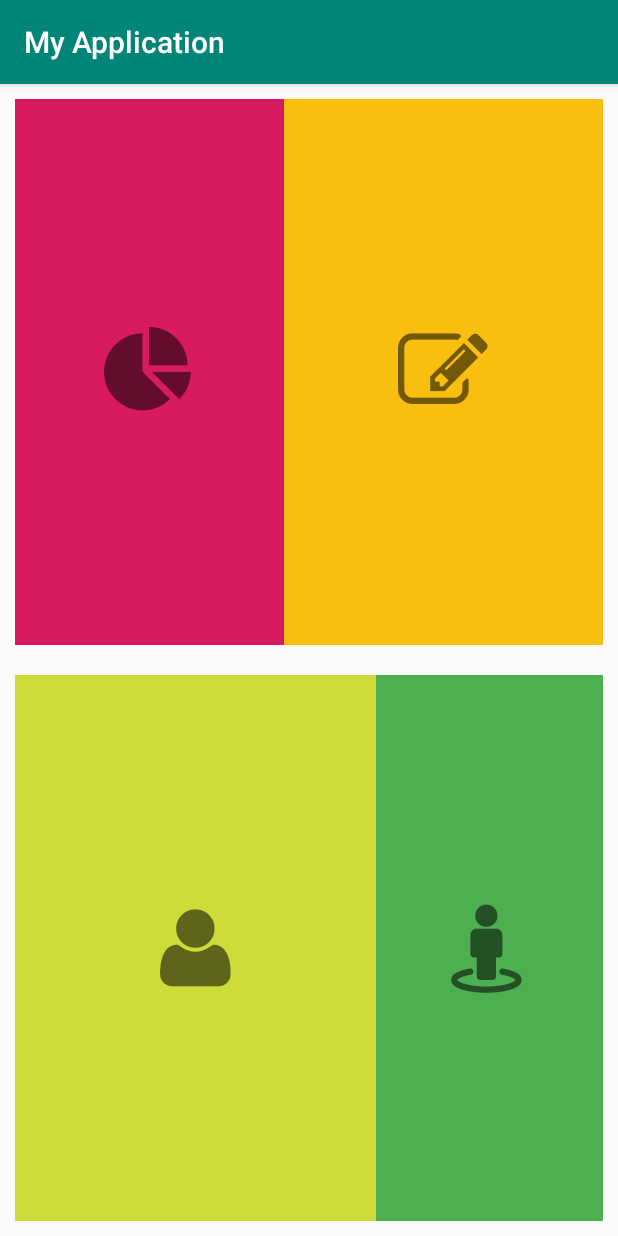
After one commit to reymesson1/septimoejercicio-android, an Android app: the SecondActivity screen opened directly, with no data from a screen before it, on a phone screen of 412 x 824 dp. The commit adds this screen. Run offline under Robolectric (Android 15) with nearby library versions, the phone set to English and light mode, and no system bars.

Commit message:
Font awesome implement

```diff
--- a/MyApplication3/app/build.gradle
+++ b/MyApplication3/app/build.gradle
@@ -24,7 +24,7 @@ android {
 
 dependencies {
     implementation fileTree(dir: 'libs', include: ['*.jar'])
-    implementation"org.jetbrains.kotlin:kotlin-stdlib-jdk7:$kotlin_version"
+    implementation "org.jetbrains.kotlin:kotlin-stdlib-jdk7:$kotlin_version"
     implementation 'com.android.support:appcompat-v7:27.1.1'
     implementation 'com.android.support.constraint:constraint-layout:1.1.3'
     implementation 'com.squareup.okhttp3:okhttp:3.12.1'
--- a/MyApplication3/app/src/main/AndroidManifest.xml
+++ b/MyApplication3/app/src/main/AndroidManifest.xml
@@ -1,6 +1,8 @@
 <?xml version="1.0" encoding="utf-8"?>
 <manifest xmlns:android="http://schemas.android.com/apk/res/android"
           package="com.example.myapplication">
+
+    <uses-permission android:name="android.permission.INTERNET"/>
 
     <application
             android:allowBackup="true"
@@ -9,6 +11,8 @@
             android:roundIcon="@mipmap/ic_launcher_round"
             android:supportsRtl="true"
             android:theme="@style/AppTheme">
+        <activity android:name=".SecondActivity">
+        </activity>
         <activity android:name=".MainActivity">
             <intent-filter>
                 <action android:name="android.intent.action.MAIN"/>
@@ -18,6 +22,4 @@
         </activity>
     </application>
 
-    <uses-permission android:name="android.permission.INTERNET" />
-
 </manifest>
--- a/MyApplication3/app/src/main/java/com/example/myapplication/MainActivity.kt
+++ b/MyApplication3/app/src/main/java/com/example/myapplication/MainActivity.kt
@@ -1,5 +1,6 @@
 package com.example.myapplication
 
+import android.content.Intent
 import android.support.v7.app.AppCompatActivity
 import android.os.Bundle
 import android.widget.Button
@@ -31,11 +32,21 @@ class MainActivity : AppCompatActivity() {
 
         button.setOnClickListener{
 
+            var json = JSONObject(this.res)
 
-            textView.text = this.res
+            var username = json.getString("login")
 
+            if(username == email.text.toString()) {
 
+                var intent = Intent(this@MainActivity, SecondActivity::class.java)
+                intent.putExtra("main_activity_data", email.text.toString())
+                startActivity(intent)
 
+            }else{
+
+                textView.text = "Email or Password Invalid"
+
+            }
         }
 
     }
--- /dev/null
+++ b/MyApplication3/app/src/main/java/com/example/myapplication/SecondActivity.kt
@@ -0,0 +1,33 @@
+package com.example.myapplication
+
+import android.graphics.Typeface
+import android.support.v7.app.AppCompatActivity
+import android.os.Bundle
+import android.widget.TextView
+
+class SecondActivity : AppCompatActivity() {
+
+    override fun onCreate(savedInstanceState: Bundle?) {
+        super.onCreate(savedInstanceState)
+        setContentView(R.layout.activity_second)
+
+        var text = findViewById<TextView>(R.id.textView)
+        var text2 = findViewById<TextView>(R.id.textView2)
+        var text3 = findViewById<TextView>(R.id.textView3)
+        var text4 = findViewById<TextView>(R.id.textView4)
+
+        val face = Typeface.createFromAsset(assets, "fonts/fontawesome-webfont.ttf")
+
+        text.typeface = face
+        text2.typeface = face
+        text3.typeface = face
+        text4.typeface = face
+
+        text.setText("\uf200")
+        text2.setText("\uf044")
+        text3.setText("\uf007")
+        text4.setText("\uf21d")
+
+
+    }
+}
--- /dev/null
+++ b/MyApplication3/app/src/main/res/layout/activity_second.xml
@@ -0,0 +1,115 @@
+<?xml version="1.0" encoding="utf-8"?>
+<LinearLayout
+        xmlns:android="http://schemas.android.com/apk/res/android"
+        xmlns:tools="http://schemas.android.com/tools"
+        xmlns:app="http://schemas.android.com/apk/res-auto"
+        android:layout_width="match_parent"
+        android:layout_height="match_parent"
+        android:orientation="vertical"
+        tools:context=".SecondActivity">
+
+
+    <LinearLayout
+            android:layout_width="match_parent"
+            android:layout_height="0dp"
+            android:layout_weight="1"
+            android:layout_margin="10dp"
+            android:orientation="horizontal"
+    >
+        <LinearLayout
+                android:layout_width="73dp"
+                android:layout_height="match_parent"
+                android:layout_weight="1"
+                android:background="@color/colorAccent"
+                android:orientation="horizontal">
+
+
+            <TextView
+                    android:text="TextView"
+                    android:layout_width="match_parent"
+                    android:layout_height="match_parent"
+                    tools:layout_editor_absoluteY="207dp"
+                    tools:layout_editor_absoluteX="138dp"
+                    android:id="@+id/textView"
+                    android:textSize="60dp"
+                    android:gravity="center"/>
+
+        </LinearLayout>
+
+        <LinearLayout
+                android:layout_width="0dp"
+                android:layout_height="match_parent"
+                android:layout_weight="2"
+                android:background="@color/colorYellow"
+                android:orientation="horizontal">
+
+            <TextView
+                    android:text="TextView"
+                    android:layout_width="match_parent"
+                    android:layout_height="match_parent"
+                    android:gravity="center"
+                    tools:layout_editor_absoluteY="207dp"
+                    tools:layout_editor_absoluteX="138dp"
+                    android:textSize="60dp"
+                    android:id="@+id/textView2"/>
+
+        </LinearLayout>
+
+    </LinearLayout>
+
+    <LinearLayout
+            android:layout_width="match_parent"
+            android:layout_height="0dp"
+            android:layout_weight="1"
+            android:layout_margin="10dp"
+            android:orientation="horizontal"
+    >
+        <LinearLayout
+                android:layout_width="90dp"
+                android:layout_height="match_parent"
+                android:layout_weight="1"
+                android:background="@color/colorOrange"
+                android:orientation="horizontal">
+
+            <TextView
+
+                    android:layout_width="match_parent"
+                    android:layout_height="match_parent"
+                    android:gravity="center"
+                    android:textAlignment="center"
+                    tools:layout_editor_absoluteY="207dp"
+                    tools:layout_editor_absoluteX="138dp"
+                    android:id="@+id/textView3"
+                    android:text="glyphs_as_text_font"
+                    android:textSize="60dp"
+
+            />
+
+        </LinearLayout>
+
+        <LinearLayout
+                android:layout_width="0dp"
+                android:layout_height="match_parent"
+                android:layout_weight="1"
+                android:background="@color/colorGreen"
+                android:orientation="horizontal">
+
+            <TextView
+                    android:text="TextView"
+                    android:layout_width="match_parent"
+                    android:layout_height="match_parent"
+                    android:gravity="center"
+                    android:textAlignment="center"
+                    tools:layout_editor_absoluteY="207dp"
+                    tools:layout_editor_absoluteX="138dp"
+                    android:id="@+id/textView4"
+                    android:textSize="60dp"
+
+            />
+
+        </LinearLayout>
+
+    </LinearLayout>
+
+
+</LinearLayout>
--- a/MyApplication3/app/src/main/res/values/colors.xml
+++ b/MyApplication3/app/src/main/res/values/colors.xml
@@ -3,4 +3,7 @@
     <color name="colorPrimary">#008577</color>
     <color name="colorPrimaryDark">#00574B</color>
     <color name="colorAccent">#D81B60</color>
+    <color name="colorYellow">#f8bf10</color>
+    <color name="colorGreen">#4caf50</color>
+    <color name="colorOrange">#cddc39</color>
 </resources>
```
Also changed, not shown: MyApplication3/app/src/main/assets/fonts/fontawesome-webfont.ttf (added).
